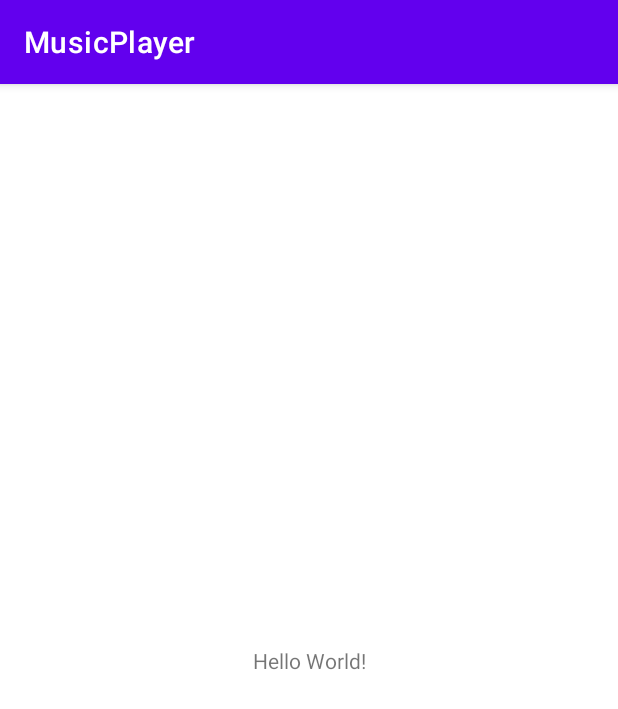
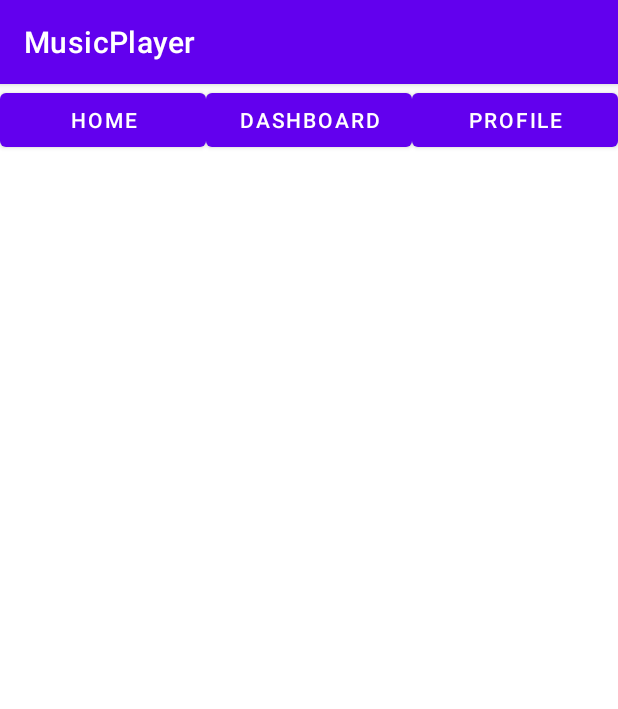
Before and after one commit to Programmer-Gu/MusicPlayer, an Android app: the screen it shows after launch (MainActivity), on a phone screen of 412 x 824 dp. Shown: the top 709 px of the screen. Run offline under Robolectric (Android 15) with nearby library versions, the phone set to English and light mode, and no system bars.

Commit message:
创建用户实体类 User

```diff
--- /dev/null
+++ b/app/src/main/java/com/example/musicplayer/entity/User.java
@@ -0,0 +1,8 @@
+package com.example.musicplayer.entity;
+
+/**
+ * 用户实体类
+ */
+public class User {
+
+}
--- a/app/src/main/res/layout/activity_main.xml
+++ b/app/src/main/res/layout/activity_main.xml
@@ -1,18 +1,38 @@
 <?xml version="1.0" encoding="utf-8"?>
-<androidx.constraintlayout.widget.ConstraintLayout xmlns:android="http://schemas.android.com/apk/res/android"
-    xmlns:app="http://schemas.android.com/apk/res-auto"
-    xmlns:tools="http://schemas.android.com/tools"
+<LinearLayout xmlns:android="http://schemas.android.com/apk/res/android"
+
     android:layout_width="match_parent"
-    android:layout_height="match_parent"
-    tools:context=".MainActivity">
+    android:layout_height="match_parent">
 
-    <TextView
-        android:layout_width="wrap_content"
+    <LinearLayout
+        android:id="@+id/bottom_navigation"
+        android:layout_width="match_parent"
         android:layout_height="wrap_content"
-        android:text="Hello World!"
-        app:layout_constraintBottom_toBottomOf="parent"
-        app:layout_constraintEnd_toEndOf="parent"
-        app:layout_constraintStart_toStartOf="parent"
-        app:layout_constraintTop_toTopOf="parent" />
+        android:background="@color/white"
+        android:orientation="horizontal">
 
-</androidx.constraintlayout.widget.ConstraintLayout>
+        <Button
+            android:id="@+id/btn_home"
+            android:layout_width="0dp"
+            android:layout_height="wrap_content"
+            android:layout_weight="1"
+            android:text="Home" />
+
+        <Button
+            android:id="@+id/btn_dashboard"
+            android:layout_width="0dp"
+            android:layout_height="wrap_content"
+            android:layout_weight="1"
+            android:text="Dashboard" />
+
+        <Button
+            android:id="@+id/btn_profile"
+            android:layout_width="0dp"
+            android:layout_height="wrap_content"
+            android:layout_weight="1"
+            android:text="Profile" />
+
+    </LinearLayout>
+
+
+</LinearLayout>
```
